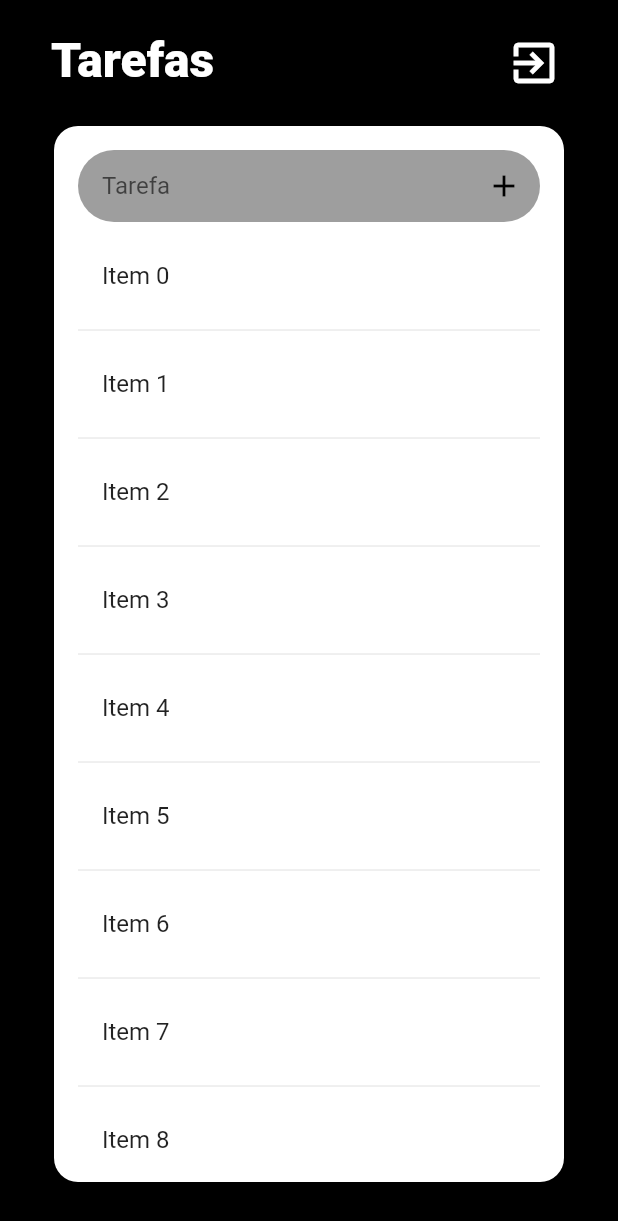
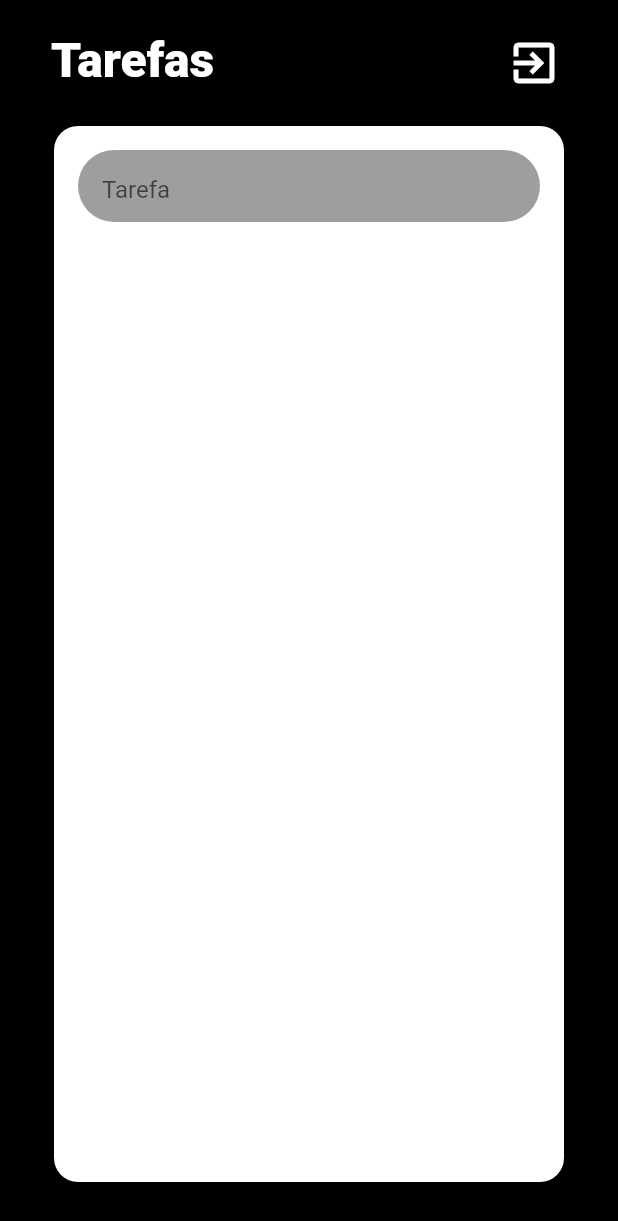
Before and after one commit to phesgot/mobx, a Flutter app: the ListScreen screen opened directly, on a phone screen of 412 x 824 dp. Shown: the top 1221 px of the screen. Run offline on Flutter 3.47's test engine with Material 2 defaults, Android fonts, the phone set to English and light mode, and no system bars; our stand-ins replace flutter_mobx, mobx; generated files the repository leaves out were written again.

Commit message:
6
Observable List

```diff
--- a/lib/screens/list_screen.dart
+++ b/lib/screens/list_screen.dart
@@ -1,5 +1,6 @@
 import 'package:flutter/material.dart';
-
+import 'package:flutter_mobx/flutter_mobx.dart';
+import 'package:lista_de_tarefas_2/stores/list_store.dart';
 import '../widgets/custom_icon_button.dart';
 import '../widgets/custom_text_field.dart';
 import 'login_screen.dart';
@@ -12,6 +13,8 @@ class ListScreen extends StatefulWidget {
 }
 
 class _ListScreenState extends State<ListScreen> {
+  ListStore listStore = ListStore();
+
   @override
   Widget build(BuildContext context) {
     return SafeArea(
@@ -58,31 +61,38 @@ class _ListScreenState extends State<ListScreen> {
                     padding: const EdgeInsets.all(16),
                     child: Column(
                       children: <Widget>[
-                        CustomTextField(
+                        Observer(builder: (_) {
+                          return CustomTextField(
                               hint: 'Tarefa',
-                          onChanged: (todo) {},
-                          suffix: CustomIconButton(
+                              onChanged: listStore.setNewTodoTitle,
+                              suffix: listStore.isFormValid
+                                  ? CustomIconButton(
                                       radius: 32,
                                       iconData: Icons.add,
-                            onTap: () {},
-                          ),
-                        ),
+                                      onTap: listStore.addTodo,
+                                    )
+                                  : null);
+                        }),
                         const SizedBox(
                           height: 8,
                         ),
                         Expanded(
-                          child: ListView.separated(
-                            itemCount: 10,
+                          child: Observer(
+                            builder: (_) {
+                              return ListView.separated(
+                                itemCount: listStore.todoList.length,
                                 itemBuilder: (_, index) {
                                   return ListTile(
                                     title: Text(
-                                  'Item $index',
+                                      listStore.todoList[index],
                                     ),
                                     onTap: () {},
                                   );
                                 },
                                 separatorBuilder: (_, __) {
                                   return const Divider();
+                                },
+                              );
                             },
                           ),
                         ),
```
Also changed, not shown: lib/stores/list_store.dart (added, +32 -0 lines), lib/stores/list_store.g.dart (added). Lines whose indentation alone changed are shown as unchanged.
